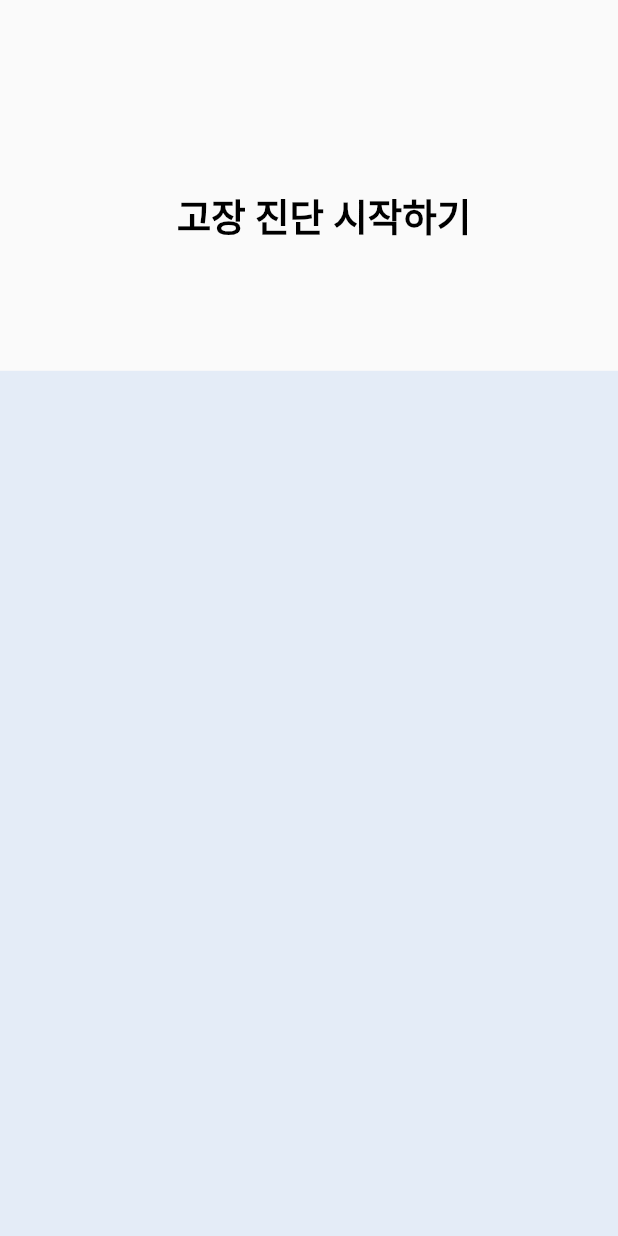
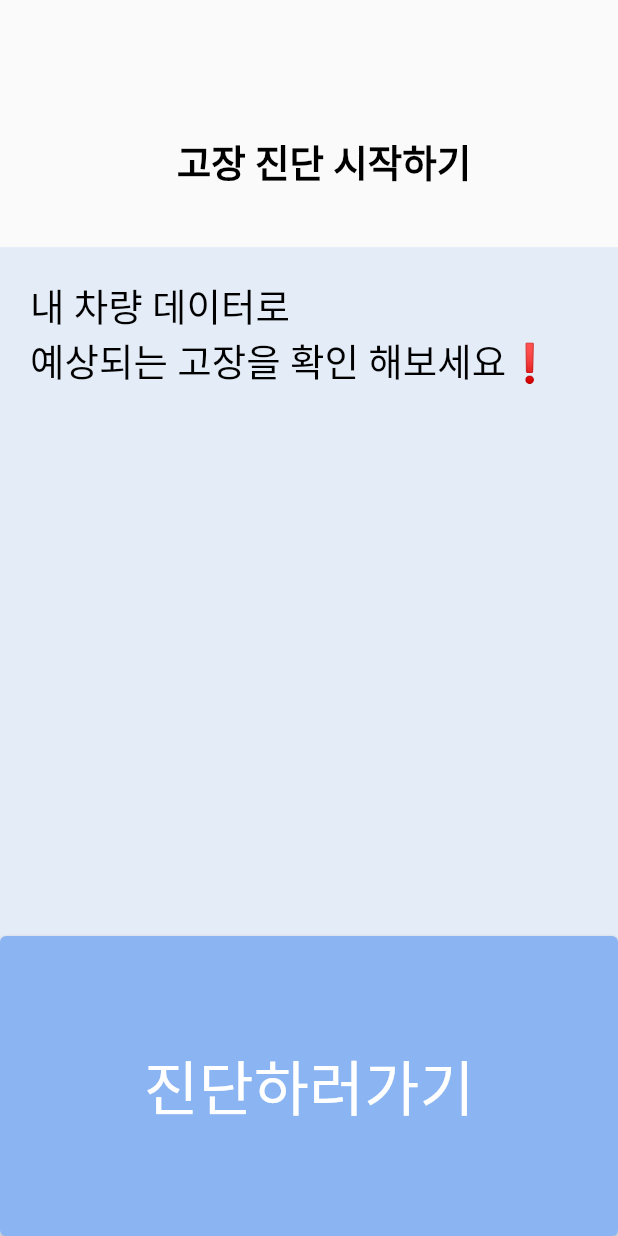
Before and after one commit to jshyun1/Infocar-2022-AboutCar, a Flutter app: the DignosisPage widget shown alone on an empty page, opened directly, on a phone screen of 412 x 824 dp. Run offline on Flutter 3.47's test engine with Material 2 defaults, Android fonts, the phone set to English and light mode, and no system bars; our stand-ins replace cloud_firestore, firebase_core; accounts and stored records are empty.

Commit message:
진단하기 페이지와 진단중 페이지

```diff
--- a/about_car/lib/dignosis.dart
+++ b/about_car/lib/dignosis.dart
@@ -1,7 +1,5 @@
-import 'package:about_car/dignosisResult.dart';
-import 'package:about_car/sqlite.dart';
 import 'package:flutter/material.dart';
-import './menu.dart';
+import 'doDignosis.dart';
 
 class Dignosis extends StatelessWidget {
   const Dignosis({Key? key}) : super(key: key);
@@ -39,19 +37,25 @@ class DignosisPage extends StatefulWidget {
 class _DignosisPageState extends State<DignosisPage> {
   @override
   Widget build(BuildContext context) {
+    void _toDignosis() {
+      Navigator.push(
+          context,
+          MaterialPageRoute(
+            builder: (context) => DoDignosis(),
+          ));
+    }
+
     // TODO: implement build
     return Column(
       children: [
         Container(
-          height: MediaQuery.of(context).size.height * 0.3,
+          height: MediaQuery.of(context).size.height * 0.2,
           child: Column(
             crossAxisAlignment: CrossAxisAlignment.start,
+            mainAxisAlignment: MainAxisAlignment.center,
             children: [
-              const SizedBox(
-                height: 100,
-              ),
               Container(
-                padding: EdgeInsets.only(left: 20, top: 25),
+                padding: EdgeInsets.only(left: 20, top: 50),
                 child: const Text(
                   "고장 진단 시작하기",
                   style: TextStyle(
@@ -64,14 +68,44 @@ class _DignosisPageState extends State<DignosisPage> {
           ),
         ),
         Container(
-          height: MediaQuery.of(context).size.height * 0.7,
+          height: MediaQuery.of(context).size.height * 0.8,
           color: Color(0xff9FBEED).withOpacity(0.24),
           width: double.infinity,
           child: Column(
+            crossAxisAlignment: CrossAxisAlignment.start,
+            mainAxisAlignment: MainAxisAlignment.spaceBetween,
             children: [
-              SizedBox(
-                height: 100,
-              ),
+              Container(
+                  padding: EdgeInsets.only(left: 20, top: 20),
+                  child: Text("내 차량 데이터로\n예상되는 고장을 확인 해보세요\u{2757}",
+                      style: TextStyle(
+                        fontSize: 25,
+                        color: Colors.black,
+                      ))),
+              Container(),
+              Container(
+                  width: MediaQuery.of(context).size.height * 1.0,
+                  height: 200,
+                  child: ElevatedButton(
+                    onPressed: () {
+                      _toDignosis();
+                    },
+                    child: Text('진단하러가기',
+                        style: TextStyle(
+                          fontSize: 40,
+                          color: Colors.white,
+                        )),
+                    style: ButtonStyle(
+                        backgroundColor: MaterialStateProperty.resolveWith(
+                      (states) {
+                        if (states.contains(MaterialState.disabled)) {
+                          return Colors.grey;
+                        } else {
+                          return Color(0xff8BB4F2);
+                        }
+                      },
+                    )),
+                  )),
             ],
           ),
         )
--- a/about_car/pubspec.yaml
+++ b/about_car/pubspec.yaml
@@ -31,7 +31,7 @@ dependencies:
     sdk: flutter
   sqflite: ^2.0.2
   path: ^1.6.2
-
+  url_launcher: ^6.1.2
 
   # The following adds the Cupertino Icons font to your application.
   # Use with the CupertinoIcons class for iOS style icons.
```
Also changed, not shown: about_car/lib/dignosisResult.dart (+57 -19 lines), about_car/lib/doDignosis.dart (added, +155 -0 lines), about_car/pubspec.lock, 1 other file.
